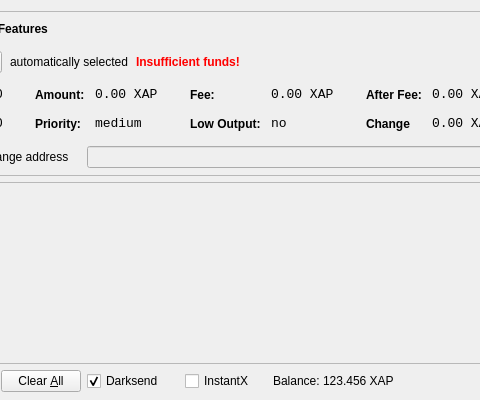
Above: src/qt/forms/sendcoinsdialog.ui from apollondeveloper/ApollonCoin before the change; both pictures show x 100 to 580 and y 0 to 400 of the 850 by 400 pixel window. Below: the same form after it.
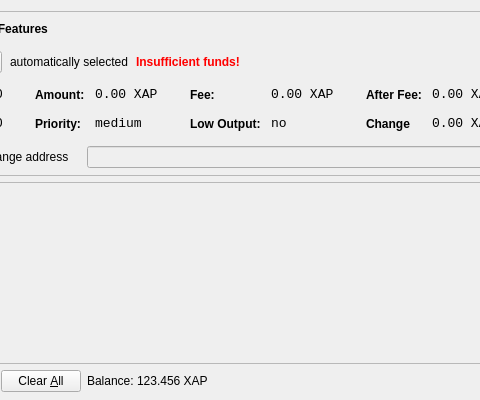
That is the form after the change. Icons and pictures are not drawn.

The edit to the form file:
```diff
--- a/src/qt/forms/sendcoinsdialog.ui
+++ b/src/qt/forms/sendcoinsdialog.ui
@@ -699,38 +699,6 @@
        <property name="spacing">
         <number>3</number>
        </property>
-        <item>
-        <widget class="QCheckBox" name="checkUseDarksend">
-         <property name="minimumSize">
-          <size>
-           <width>95</width>
-           <height>0</height>
-          </size>
-         </property>
-         <property name="text">
-          <string>Darksend</string>
-         </property>
-         <property name="checked">
-          <bool>true</bool>
-         </property>
-        </widget>
-       </item>
-       <item>
-        <widget class="QCheckBox" name="checkInstantX">
-         <property name="enabled">
-          <bool>true</bool>
-         </property>
-         <property name="minimumSize">
-          <size>
-           <width>85</width>
-           <height>0</height>
-          </size>
-         </property>
-         <property name="text">
-          <string>InstantX</string>
-         </property>
-        </widget>
-       </item>
        <item>
         <widget class="QLabel" name="label">
          <property name="sizePolicy">
```
Left out of the diff: 26 changed lines with no effect on the pictures.
